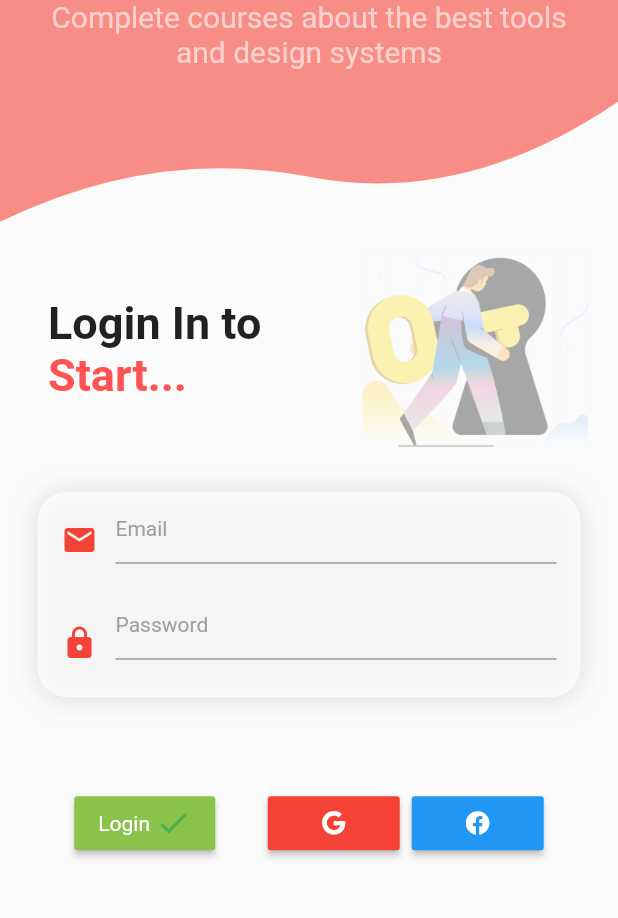
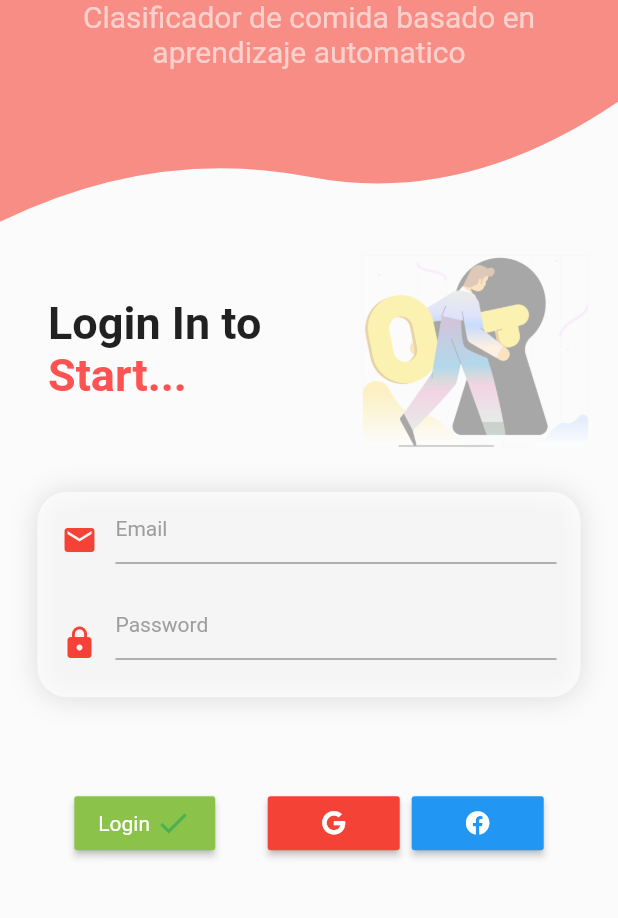
Before and after one commit to bediazu/FoodABS_Mobile, a Flutter app: the screen it shows after launch, on a phone screen of 412 x 824 dp, the part 149-1067 px from its top. Run offline on Flutter 3.47's test engine with Material 2 defaults, Android fonts, the phone set to English and light mode, and no system bars; our stand-ins replace curved_navigation_bar, font_awesome_flutter; Roboto replaces fonts that are missing (Awaita).

Commit message:
Change subtittle

```diff
--- a/lib/widgets/login/app_bar_login_widget.dart
+++ b/lib/widgets/login/app_bar_login_widget.dart
@@ -29,7 +29,7 @@ class MyAppBar extends StatelessWidget {
                     textAlign: TextAlign.center,
                   ),
                   Text(
-                    'Complete courses about the best tools and design systems',
+                    'Clasificador de comida basado en aprendizaje automatico',
                     style: loginMessageSubTitle,
                     textAlign: TextAlign.center,
                   )
```
